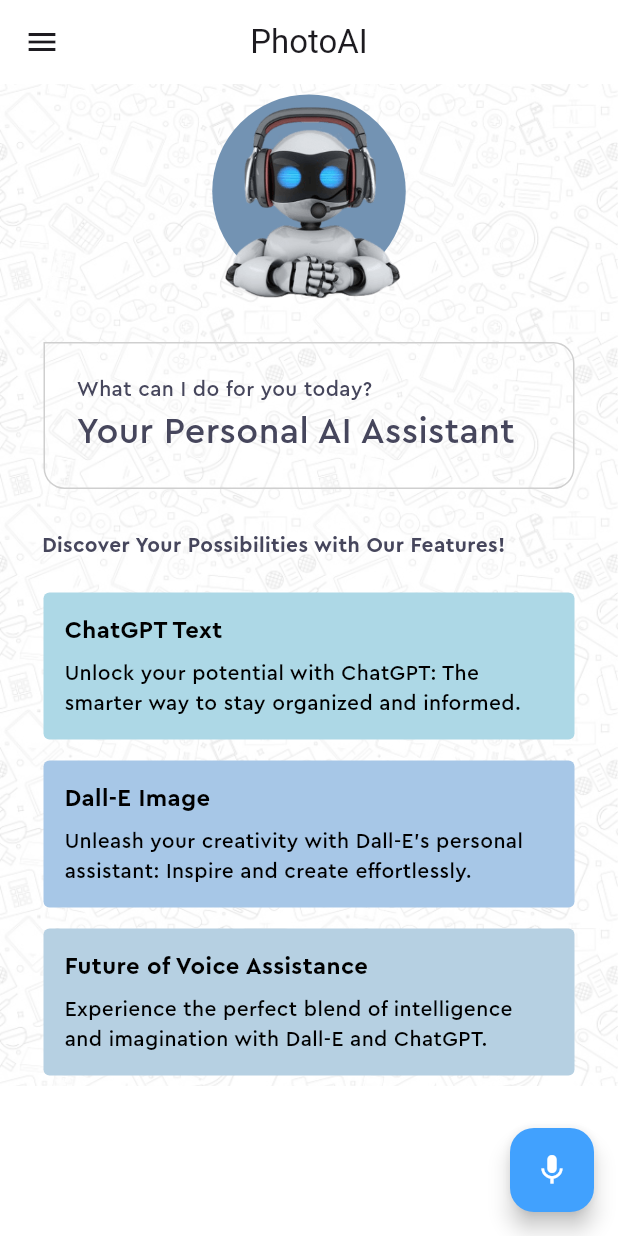
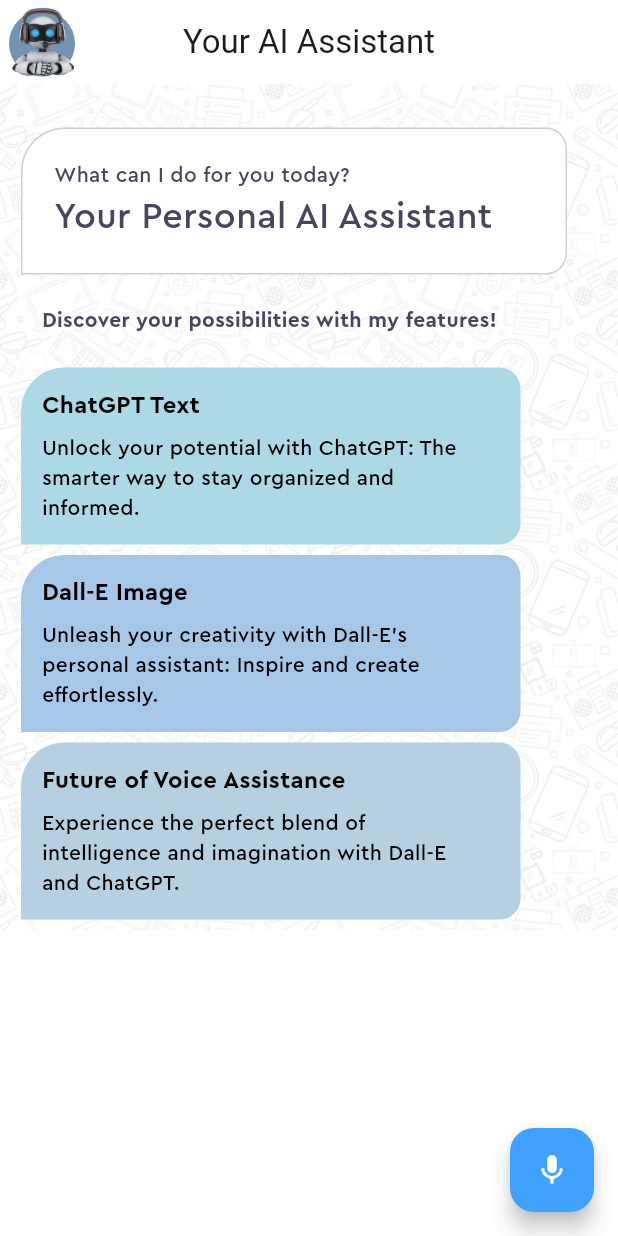
Before and after one commit to barisozgenn/ChatAI-Flutter, a Flutter app: the screen it shows after launch, on a phone screen of 412 x 824 dp. Run offline on Flutter 3.47's test engine with Material 2 defaults, Android fonts, the phone set to English and light mode, and no system bars; our stand-ins replace animate_do, flutter_tts, speech_to_text.

Commit message:
ui improvments

```diff
--- a/photo_ml/lib/feature_list_item.dart
+++ b/photo_ml/lib/feature_list_item.dart
@@ -14,10 +14,11 @@
   @override
   Widget build(BuildContext context) {
     return Container(
-      margin: const EdgeInsets.symmetric(horizontal: 29.0, vertical: 7),
+      margin: const EdgeInsets.only(bottom: 7).copyWith(right: 7),
       decoration: BoxDecoration(
           color: backgroundColor,
-          borderRadius: const BorderRadius.all(Radius.circular(4))),
+          borderRadius: BorderRadius.circular(14).copyWith(
+              bottomLeft: Radius.zero, topLeft: const Radius.circular(29))),
       child: Column(
         children: [
           Padding(
@@ -46,6 +47,7 @@
                 descriptionText,
                 style: const TextStyle(
                     fontFamily: 'Cera Pro',
+                    fontSize: 14,
                     color: Pallete.blackColor,
                     fontWeight: FontWeight.w500),
                 textAlign: TextAlign.left,
--- a/photo_ml/lib/home_page.dart
+++ b/photo_ml/lib/home_page.dart
@@ -1,6 +1,4 @@
-import 'dart:ffi';
-
-import 'package:flutter/foundation.dart';
+import 'package:animate_do/animate_do.dart';
 import 'package:flutter/material.dart';
 import 'package:flutter_tts/flutter_tts.dart';
 import 'package:photo_ml/apis/openai_service.dart';
@@ -23,6 +21,8 @@
   String lastWords = '';
   String? generatedContent;
   String? generatedImageUrl;
+
+  int animDelay = 129;
 
   @override
   void initState() {
@@ -82,8 +82,40 @@
   Widget build(BuildContext context) {
     return Scaffold(
       appBar: AppBar(
-        title: const Text('PhotoAI'),
-        leading: const Icon(Icons.menu),
+        title: BounceInDown(child: const Text('Your AI Assistant')),
+        leading: Column(
+          children: [
+            // header image Stack
+            Stack(
+              children: [
+                ZoomIn(
+                  child: Center(
+                    child: Container(
+                      height: 44,
+                      width: 44,
+                      margin: const EdgeInsets.only(top: 7),
+                      decoration: const BoxDecoration(
+                          color: Pallete.firstAssistantCircleColor,
+                          shape: BoxShape.circle),
+                    ),
+                  ),
+                ),
+                ZoomIn(
+                  child: Center(
+                    child: Container(
+                        height: 56,
+                        width: 56,
+                        decoration: const BoxDecoration(
+                            shape: BoxShape.circle,
+                            image: DecorationImage(
+                                image: AssetImage(
+                                    'assets/images/aiAssistant.png')))),
+                  ),
+                )
+              ],
+            ),
+          ],
+        ),
         centerTitle: true,
       ),
       body: DecoratedBox(
@@ -95,49 +127,29 @@
         child: SingleChildScrollView(
           child: Column(
             children: [
-              // header image Stack
-              Stack(
-                children: [
-                  Center(
-                    child: Container(
-                      height: 129,
-                      width: 129,
-                      margin: const EdgeInsets.only(top: 7),
-                      decoration: const BoxDecoration(
-                          color: Pallete.firstAssistantCircleColor,
-                          shape: BoxShape.circle),
-                    ),
-                  ),
-                  Center(
-                    child: Container(
-                        height: 158,
-                        width: 158,
-                        decoration: const BoxDecoration(
-                            shape: BoxShape.circle,
-                            image: DecorationImage(
-                                image: AssetImage(
-                                    'assets/images/aiAssistant.png')))),
-                  )
-                ],
-              ),
-
               // chat buble Container
-              Visibility(
+              FadeInRight(
+                child: Visibility(
                   child: Container(
                     padding:
                         const EdgeInsets.symmetric(horizontal: 14, vertical: 7),
                     margin: const EdgeInsets.symmetric(
-                    horizontal: 29,
-                  ).copyWith(top: 14),
+                      horizontal: 14,
+                    ).copyWith(top: 29, right: 34),
                     decoration: BoxDecoration(
                         border: Border.all(color: Pallete.borderColor),
-                      borderRadius: BorderRadius.circular(14)
-                          .copyWith(topLeft: Radius.zero)),
+                        color: const Color.fromARGB(255, 255, 255, 255),
+                        borderRadius: BorderRadius.circular(14).copyWith(
+                            bottomLeft: Radius.zero,
+                            topLeft: const Radius.circular(29))),
                     child: Column(
                       children: [
                         Padding(
-                        padding:
-                            const EdgeInsets.only(left: 7, top: 14, bottom: 0),
+                          padding: const EdgeInsets.only(
+                            left: 7,
+                            top: 14,
+                            bottom: 0,
+                          ),
                           child: Align(
                             alignment: Alignment.centerLeft,
                             child: Text(
@@ -164,7 +176,8 @@
                                 style: TextStyle(
                                     fontFamily: 'Cera Pro',
                                     color: Pallete.mainFontColor,
-                                  fontSize: generatedContent == null ? 24 : 14),
+                                    fontSize:
+                                        generatedContent == null ? 24 : 14),
                               ),
                             ),
                           ),
@@ -180,17 +193,22 @@
                     ),
                   ),
                 ),
+              ),
               // features list
-              Visibility(
-                visible: (generatedContent != null || generatedImageUrl != null)
+              SlideInRight(
+                child: Visibility(
+                  visible:
+                      (generatedContent != null || generatedImageUrl != null)
                           ? false
                           : true,
                   child: Container(
-                  padding: const EdgeInsets.all(14),
+                    padding:
+                        const EdgeInsets.symmetric(vertical: 7, horizontal: 14),
                     alignment: Alignment.centerLeft,
-                  margin: const EdgeInsets.only(top: 14.0, left: 14, right: 14),
+                    margin:
+                        const EdgeInsets.only(top: 14.0, right: 58, left: 14),
                     child: const Text(
-                    'Discover Your Possibilities with Our Features!',
+                      'Discover your possibilities with my features!',
                       style: TextStyle(
                           fontFamily: 'Cera Pro',
                           color: Pallete.mainFontColor,
@@ -199,31 +217,45 @@
                     ),
                   ),
                 ),
-              Visibility(
-                visible: (generatedContent != null || generatedImageUrl != null)
+              ),
+              Container(
+                margin: const EdgeInsets.only(top: 14.0, right: 58, left: 14),
+                child: Visibility(
+                  visible:
+                      (generatedContent != null || generatedImageUrl != null)
                           ? false
                           : true,
                   child: Column(
-                  children: const [
-                    FeatureListItem(
+                    children: [
+                      FadeInRight(
+                        delay: Duration(milliseconds: animDelay),
+                        child: const FeatureListItem(
                           backgroundColor: Pallete.firstListItemColor,
                           titleText: 'ChatGPT Text',
                           descriptionText:
                               'Unlock your potential with ChatGPT: The smarter way to stay organized and informed.',
                         ),
-                    FeatureListItem(
+                      ),
+                      FadeInRight(
+                        delay: Duration(milliseconds: animDelay * 2),
+                        child: const FeatureListItem(
                           backgroundColor: Pallete.secondListItemColor,
                           titleText: 'Dall-E Image',
                           descriptionText:
                               'Unleash your creativity with Dall-E\'s personal assistant: Inspire and create effortlessly.',
                         ),
-                    FeatureListItem(
+                      ),
+                      FadeInRight(
+                        delay: Duration(milliseconds: animDelay * 3),
+                        child: const FeatureListItem(
                           backgroundColor: Pallete.thirdListItemColor,
                           titleText: 'Future of Voice Assistance',
                           descriptionText:
                               'Experience the perfect blend of intelligence and imagination with Dall-E and ChatGPT.',
+                        ),
                       )
                     ],
+                  ),
                 ),
               )
             ],
@@ -231,9 +263,12 @@
         ),
       ),
 // mic button
-      floatingActionButton: FloatingActionButton(
+      floatingActionButton: BounceInRight(
+        delay: Duration(milliseconds: animDelay * 4),
+        child: FloatingActionButton(
           onPressed: () async {
-          if (await speechToText.hasPermission && speechToText.isNotListening) {
+            if (await speechToText.hasPermission &&
+                speechToText.isNotListening) {
               await startListening();
             } else if (speechToText.isListening) {
               final speechRes = await openAIAPI.isImagePromptAPI(lastWords);
@@ -257,6 +292,7 @@
               speechToText.isListening ? Icons.stop_circle_rounded : Icons.mic,
               color: const Color.fromARGB(255, 255, 255, 255)),
         ),
+      ),
     );
   }
 }
```
Lines whose indentation alone changed are shown as unchanged.
